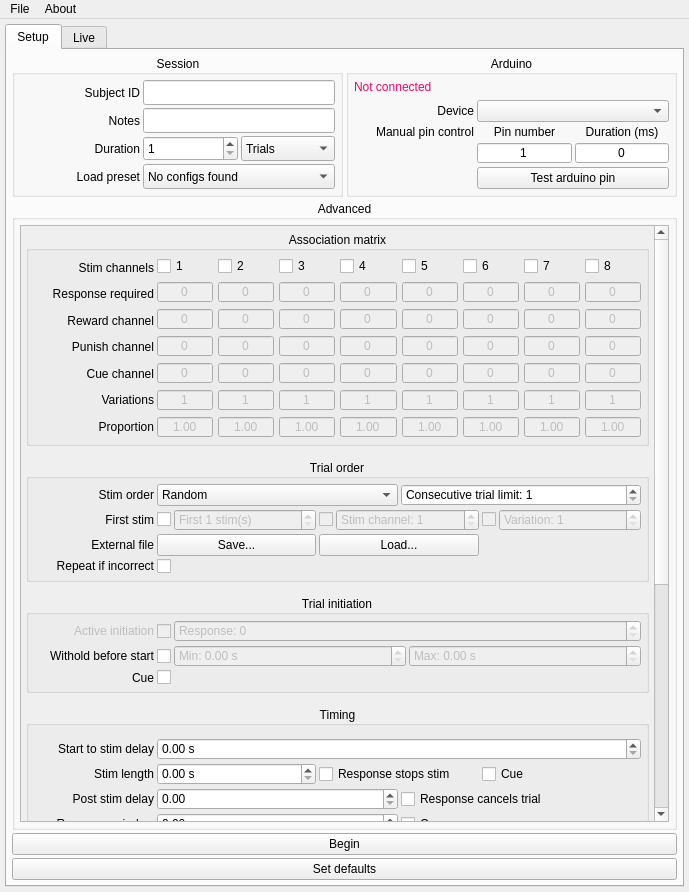
Old version of the form GUI/GUI.ui in the repository llerussell/PyBehaviour.
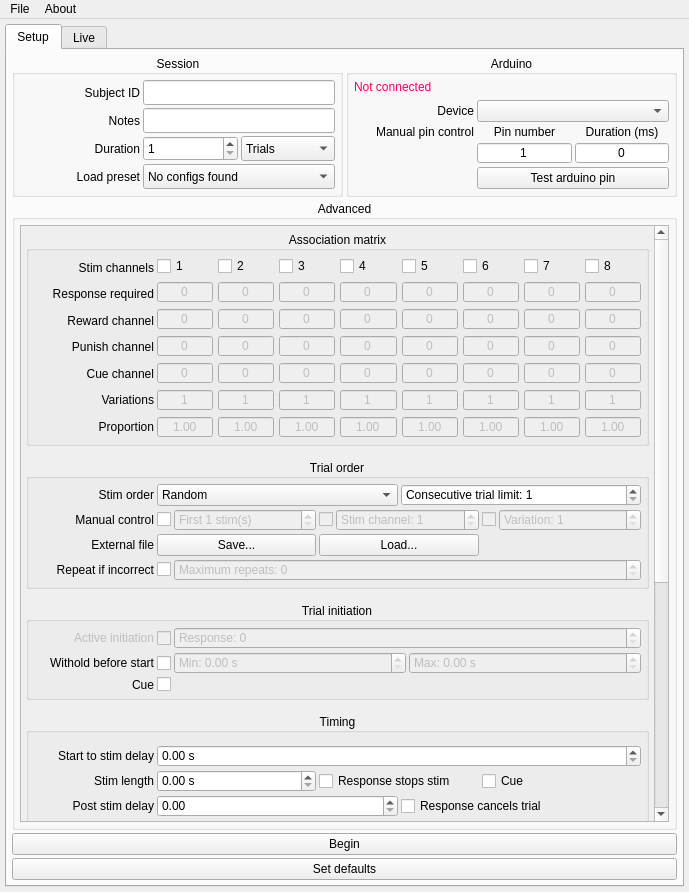
New version of the form.

Commit message:
implement max repeats (if incorrect)
+ implement disconnecting Arduino
+ GUI updates

Diff of the .ui file:
```diff
--- a/GUI/GUI.ui
+++ b/GUI/GUI.ui
@@ -568,9 +568,9 @@
                 <property name="geometry">
                  <rect>
                   <x>0</x>
-                  <y>0</y>
+                  <y>-109</y>
                   <width>602</width>
-                  <height>1269</height>
+                  <height>1280</height>
                  </rect>
                 </property>
                 <property name="sizePolicy">
@@ -2393,7 +2393,7 @@
                            </size>
                           </property>
                           <property name="text">
-                           <string>First stim</string>
+                           <string>Manual control</string>
                           </property>
                           <property name="alignment">
                            <set>Qt::AlignRight|Qt::AlignTrailing|Qt::AlignVCenter</set>
@@ -2405,7 +2405,7 @@
                           <item>
                            <widget class="QCheckBox" name="repeatIfIncorrect_CheckBox">
                             <property name="sizePolicy">
-                             <sizepolicy hsizetype="Minimum" vsizetype="Maximum">
+                             <sizepolicy hsizetype="Fixed" vsizetype="Maximum">
                               <horstretch>0</horstretch>
                               <verstretch>0</verstretch>
                              </sizepolicy>
@@ -2424,6 +2424,19 @@
                             </property>
                            </widget>
                           </item>
+                          <item>
+                           <widget class="QDoubleSpinBox" name="maximumRepeatsIfIncorrect_DoubleSpinBox">
+                            <property name="enabled">
+                             <bool>false</bool>
+                            </property>
+                            <property name="prefix">
+                             <string>Maximum repeats: </string>
+                            </property>
+                            <property name="decimals">
+                             <number>0</number>
+                            </property>
+                           </widget>
+                          </item>
                          </layout>
                         </item>
                         <item row="0" column="0">
```
Left out of the diff: 252 changed lines with no effect on the pictures. The commit also changes 3 other files.
